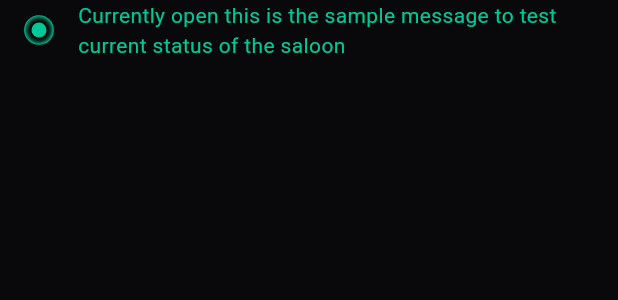
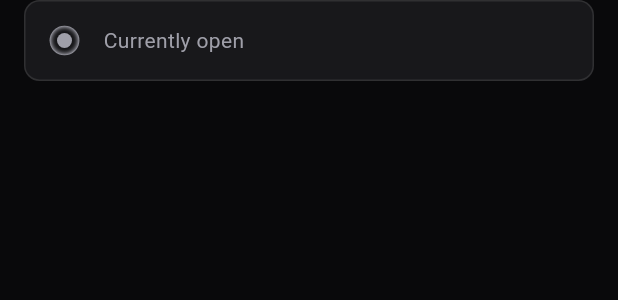
Before and after one commit to codermadushan/gs_frontend, a Flutter app: the StatusMessage widget shown alone on an empty page, opened directly, on a phone screen of 412 x 824 dp. Shown: the top 300 px of the screen. Run offline on Flutter 3.47's test engine with Material 3 defaults, Android fonts, the phone set to English and light mode, and no system bars; our stand-ins replace email_validator, flutter_bloc, flutter_secure_storage, font_awesome_flutter, fpdart, get_it and 2 more; accounts and stored records are empty; network calls fail.

Commit message:
Update some widgets related to status feature

```diff
--- /dev/null
+++ b/devtools_options.yaml
@@ -0,0 +1,3 @@
+description: This file stores settings for Dart & Flutter DevTools.
+documentation: https://docs.flutter.dev/tools/devtools/extensions#configure-extension-enablement-states
+extensions:
--- a/lib/features/status/presentation/widgets/status.dart
+++ b/lib/features/status/presentation/widgets/status.dart
@@ -9,13 +9,12 @@ class Status extends StatelessWidget {
 
   @override
   Widget build(BuildContext context) {
-    const isLoaded = true;
+    const isLoaded = false;
 
     if (isLoaded) {
       return const StatusMessage(
-        statusColor: StatusColor.green,
-        message:
-            'Currently open this is the sample message to test current status of the saloon',
+        statusColor: StatusColor.muted,
+        message: 'Currently open',
       );
     }
 
--- a/lib/features/status/presentation/widgets/status_message.dart
+++ b/lib/features/status/presentation/widgets/status_message.dart
@@ -3,6 +3,7 @@ import 'package:flutter/material.dart';
 import '../../../../core/constants/app_size.dart';
 import '../../../../core/enums/status_color.dart';
 import '../../../../core/utils/get_status_color.dart';
+import '../../../../core/widgets/app_card.dart';
 import '../../../../core/widgets/texts.dart';
 import 'pulse_dot.dart';
 
@@ -22,11 +23,13 @@ class StatusMessage extends StatelessWidget {
     const dotRadius = 5.0;
     final color = getStatusColor(_statusColor);
 
-    return Row(
-      mainAxisSize: .min,
+    return AppCard(
+      margin: const EdgeInsets.symmetric(horizontal: AppSize.pagePadding),
+
+      padding: const EdgeInsets.all(AppSize.pagePadding),
+
+      child: Row(
         children: [
-        const SizedBox(width: AppSize.pagePadding),
-
           SizedBox.square(
             dimension: dotRadius * 4,
             child: Center(
@@ -37,9 +40,8 @@ class StatusMessage extends StatelessWidget {
           const SizedBox(width: AppSize.pagePadding),
 
           Expanded(child: AppTextBody(_message, color: color)),
-
-        const SizedBox(width: AppSize.pagePadding),
         ],
+      ),
     );
   }
 }
```
Also changed, not shown: lib/features/status/presentation/widgets/status_message_place_holder.dart (+8 -5 lines). Lines whose indentation alone changed are shown as unchanged.
